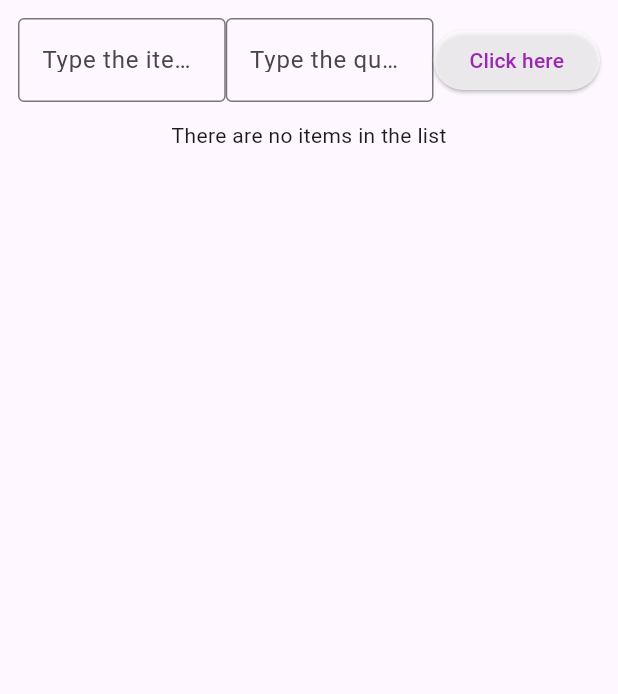
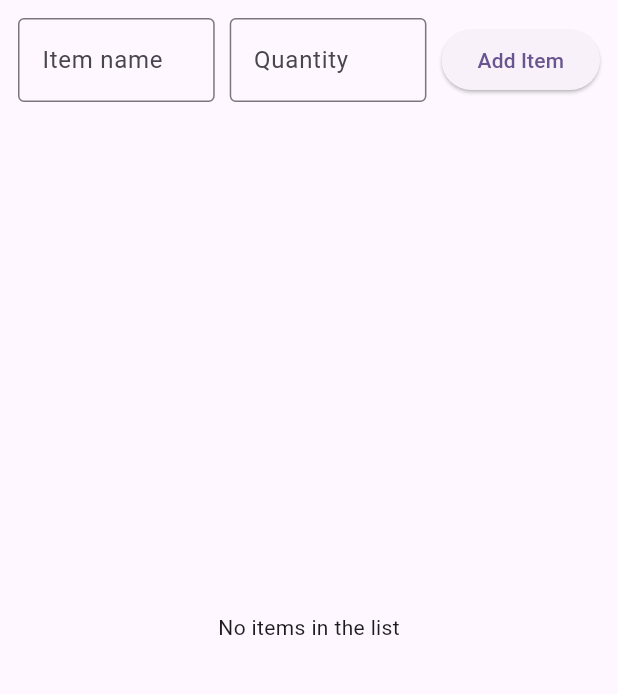
Before and after one commit to Tasmia0150/my_cst2335_labs, a Flutter app: the screen it shows after launch, on a phone screen of 412 x 824 dp, the part 84-778 px from its top. Run offline on Flutter 3.47's test engine with Material 3 defaults, Android fonts, the phone set to English and light mode, and no system bars; our stand-ins replace floor, shared_preferences, sqflite; accounts and stored records are empty; generated files the repository leaves out were written again.

Commit message:
Lab 9 - temp

```diff
--- a/lib/main.dart
+++ b/lib/main.dart
@@ -1,9 +1,10 @@
+import 'dart:convert';
 import 'package:flutter/material.dart';
+import 'package:flutter/foundation.dart' show kIsWeb;
+import 'package:shared_preferences/shared_preferences.dart';
 import 'package:my_cst2335_labs/dao/shopping_dao.dart';
 import 'package:my_cst2335_labs/database.dart';
 import 'package:my_cst2335_labs/entity/shopping_item.dart';
-
-
 
 void main() {
   runApp(const MyApp());
@@ -12,7 +13,6 @@ void main() {
 class MyApp extends StatelessWidget {
   const MyApp({super.key});
 
-  // This widget is the root of your application.
   @override
   Widget build(BuildContext context) {
     return MaterialApp(
@@ -26,6 +26,83 @@ class MyApp extends StatelessWidget {
   }
 }
 
+abstract class ShoppingStorage {
+  Future<List<ShoppingItem>> findAllItems();
+  Future<void> insertItem(ShoppingItem item);
+  Future<void> deleteItem(ShoppingItem item);
+}
+
+class DatabaseStorage implements ShoppingStorage {
+  late ShoppingDao _dao;
+  late ShoppingDatabase _database;
+
+  DatabaseStorage() {
+    _initialize();
+  }
+
+  Future<void> _initialize() async {
+    _database = await $FloorShoppingDatabase
+        .databaseBuilder('shopping_database.db')
+        .build();
+    _dao = _database.shoppingDao;
+  }
+
+  @override
+  Future<List<ShoppingItem>> findAllItems() => _dao.findAllItems();
+
+  @override
+  Future<void> insertItem(ShoppingItem item) => _dao.insertItem(item);
+
+  @override
+  Future<void> deleteItem(ShoppingItem item) => _dao.deleteItem(item);
+}
+
+class SharedPrefStorage implements ShoppingStorage {
+  static const String _key = 'shopping_items';
+
+  @override
+  Future<List<ShoppingItem>> findAllItems() async {
+    final prefs = await SharedPreferences.getInstance();
+    final jsonString = prefs.getString(_key);
+    if (jsonString == null) return [];
+
+    final List<dynamic> jsonList = json.decode(jsonString);
+    return jsonList.map((item) => ShoppingItem(
+      id: item['id'],
+      name: item['name'],
+      quantity: item['quantity'],
+    )).toList();
+  }
+
+  @override
+  Future<void> insertItem(ShoppingItem item) async {
+    final items = await findAllItems();
+    final maxId = items.fold<int>(
+        0, (max, e) => e.id != null && e.id! > max ? e.id! : max);
+    final newId = maxId + 1;
+    final newItem = ShoppingItem(id: newId, name: item.name, quantity: item.quantity);
+    items.add(newItem);
+    await _saveItems(items);
+  }
+
+  @override
+  Future<void> deleteItem(ShoppingItem item) async {
+    final items = await findAllItems();
+    items.removeWhere((t) => t.id == item.id);
+    await _saveItems(items);
+  }
+
+  Future<void> _saveItems(List<ShoppingItem> items) async {
+    final prefs = await SharedPreferences.getInstance();
+    final jsonList = items.map((item) => {
+      'id': item.id,
+      'name': item.name,
+      'quantity': item.quantity,
+    }).toList();
+    await prefs.setString(_key, json.encode(jsonList));
+  }
+}
+
 class MyHomePage extends StatefulWidget {
   const MyHomePage({super.key, required this.title});
 
@@ -36,10 +113,10 @@ class MyHomePage extends StatefulWidget {
 }
 
 class _MyHomePageState extends State<MyHomePage> {
+  late ShoppingStorage _storage;
   List<ShoppingItem> items = [];
-
-  late ShoppingDao _itemDao;
-  late var dbItems;
+  ShoppingItem? selectedItem;
+  bool _isLoading = true;
 
   late TextEditingController _itemController;
   late TextEditingController _quantityController;
@@ -49,176 +126,223 @@ class _MyHomePageState extends State<MyHomePage> {
     super.initState();
     _itemController = TextEditingController();
     _quantityController = TextEditingController();
-    setUpDatabase();
+    _initializeStorage();
   }
 
-  @override
-  void dispose() {
-    _itemController.dispose();
-    _quantityController.dispose();
-    super.dispose();
+  Future<void> _initializeStorage() async {
+    _storage = kIsWeb ? SharedPrefStorage() : DatabaseStorage();
+    await _loadItems();
   }
 
-  Future<void> setUpDatabase() async {
-    final database =
-    await $FloorShoppingDatabase.databaseBuilder('shopping_database.db').build();
+  Future<void> _loadItems() async {
+    try {
+      final loadedItems = await _storage.findAllItems();
+      setState(() {
+        items = loadedItems;
+        _isLoading = false;
+      });
+    } catch (e) {
+      setState(() => _isLoading = false);
+      ScaffoldMessenger.of(context).showSnackBar(
+        SnackBar(content: Text('Error loading items: $e')),
+      );
+    }
+  }
 
-    _itemDao = database.shoppingDao;
-    dbItems = await _itemDao.findAllItems();
+  Future<void> _addItem() async {
+    final name = _itemController.text.trim();
+    final quantity = int.tryParse(_quantityController.text);
 
-    setState(() {
-      items = dbItems;
-    });
+    if (name.isEmpty || quantity == null) {
+      ScaffoldMessenger.of(context).showSnackBar(
+        const SnackBar(content: Text('Please enter valid name and quantity')),
+      );
+      return;
+    }
+
+    try {
+      final newItem = ShoppingItem(name: name, quantity: quantity);
+      await _storage.insertItem(newItem);
+      await _loadItems();
+      _itemController.clear();
+      _quantityController.clear();
+    } catch (e) {
+      ScaffoldMessenger.of(context).showSnackBar(
+        SnackBar(content: Text('Error adding item: $e')),
+      );
+    }
+  }
+
+  Future<void> _deleteItem(ShoppingItem item) async {
+    try {
+      await _storage.deleteItem(item);
+      await _loadItems();
+      if (selectedItem?.id == item.id) {
+        setState(() => selectedItem = null);
+      }
+    } catch (e) {
+      ScaffoldMessenger.of(context).showSnackBar(
+        SnackBar(content: Text('Error deleting item: $e')),
+      );
+    }
   }
 
   @override
   Widget build(BuildContext context) {
+    final size = MediaQuery.of(context).size;
+    final width = size.width;
+    final height = size.height;
+    final isTabletLandscape = (width > height) && (width > 720);
+
+    if (_isLoading) {
+      return Scaffold(
+        appBar: AppBar(title: Text(widget.title)),
+        body: const Center(child: CircularProgressIndicator()),
+      );
+    }
+
     return Scaffold(
       appBar: AppBar(
         backgroundColor: Theme.of(context).colorScheme.inversePrimary,
         title: Text(widget.title),
       ),
-      body: Center(
-        child: Padding(
+      body: Padding(
         padding: const EdgeInsets.all(12),
-          child: ListPage(),
+        child: Column(
+          children: [
+            // Input fields
+            Row(
+              children: [
+                Expanded(
+                  child: TextField(
+                    controller: _itemController,
+                    decoration: const InputDecoration(
+                      hintText: "Item name",
+                      border: OutlineInputBorder(),
+                    ),
+                  ),
+                ),
+                const SizedBox(width: 10),
+                Expanded(
+                  child: TextField(
+                    controller: _quantityController,
+                    decoration: const InputDecoration(
+                      hintText: "Quantity",
+                      border: OutlineInputBorder(),
+                    ),
+                    keyboardType: TextInputType.number,
+                  ),
+                ),
+                const SizedBox(width: 10),
+                ElevatedButton(
+                  onPressed: _addItem,
+                  child: const Text("Add Item"),
+                ),
+              ],
+            ),
+            const SizedBox(height: 12),
+
+            // Responsive layout
+            Expanded(
+              child: isTabletLandscape
+                  ? Row(
+                children: [
+                  Expanded(flex: 1, child: _buildList()),
+                  const VerticalDivider(),
+                  Expanded(flex: 2, child: _buildDetailPage()),
+                ],
+              )
+                  : selectedItem == null
+                  ? _buildList()
+                  : _buildDetailPage(),
+            ),
+          ],
         ),
       ),
     );
   }
 
-  Widget ListPage() {
-    return Column(
+  Widget _buildList() {
+    return items.isEmpty
+        ? const Center(child: Text('No items in the list'))
+        : ListView.builder(
+      itemCount: items.length,
+      itemBuilder: (context, index) {
+        final item = items[index];
+        return ListTile(
+          title: Text(item.name),
+          subtitle: Text('Quantity: ${item.quantity}'),
+          selected: selectedItem?.id == item.id,
+          selectedTileColor: Colors.blue[100],
+          onTap: () => setState(() => selectedItem = item),
+        );
+      },
+    );
+  }
+
+  Widget _buildDetailPage() {
+    if (selectedItem == null) {
+      return const Center(child: Text("Select an item to view details"));
+    }
+
+    return Padding(
+      padding: const EdgeInsets.all(16.0),
+      child: Column(
+        mainAxisAlignment: MainAxisAlignment.center,
+        crossAxisAlignment: CrossAxisAlignment.stretch,
         children: [
+          Text(
+            "Item Details",
+            style: Theme.of(context).textTheme.headlineSmall,
+            textAlign: TextAlign.center,
+          ),
+          const SizedBox(height: 30),
+          _buildDetailRow("Name:", selectedItem!.name),
+          _buildDetailRow("Quantity:", selectedItem!.quantity.toString()),
+          _buildDetailRow("Database ID:", selectedItem!.id.toString()),
+          const SizedBox(height: 40),
           Row(
-          mainAxisAlignment: MainAxisAlignment.spaceBetween,
+            mainAxisAlignment: MainAxisAlignment.spaceEvenly,
             children: [
-            Flexible(
-              child: TextField(
-                controller: _itemController,
-                decoration: const InputDecoration(
-                  hintText: "Item name",
-                  border: OutlineInputBorder(),
-                  labelText: "Type the item name here",
+              ElevatedButton(
+                onPressed: () => _deleteItem(selectedItem!),
+                style: ElevatedButton.styleFrom(
+                  backgroundColor: Colors.red,
+                  padding: const EdgeInsets.symmetric(horizontal: 24, vertical: 16),
                 ),
+                child: const Text("DELETE", style: TextStyle(color: Colors.white)),
               ),
+              ElevatedButton(
+                onPressed: () => setState(() => selectedItem = null),
+                style: ElevatedButton.styleFrom(
+                  backgroundColor: Colors.blue,
+                  padding: const EdgeInsets.symmetric(horizontal: 24, vertical: 16),
                 ),
-
-            Flexible(
-              child: TextField(
-                controller: _quantityController,
-                decoration: const InputDecoration(
-                  hintText: "Item quantity",
-                  border: OutlineInputBorder(),
-                  labelText: "Type the quantity here",
-                ),
-              ),
-            ),
-
-            ElevatedButton(
-              onPressed: () {
-                setState(() {
-                  var item = _itemController.text.trim();
-                  int? quantity = int.tryParse(_quantityController.text);
-
-                  if (item.isNotEmpty && quantity != null) {
-                    var addItem = ShoppingItem(
-                      ShoppingItem.ID++,
-                      item,
-                      quantity,
-                    );
-                    items.add(addItem);
-
-                    _itemDao.insertItem(addItem);
-                  } else {
-                    final snackBar = SnackBar(
-                      content: Text('Empty or Invalid Item name/Quantity.'),
-                    );
-
-                    ScaffoldMessenger.of(context).showSnackBar(snackBar);
-                  }
-                  _itemController.clear();
-                  _quantityController.clear();
-                });
-              },
-              style: ButtonStyle(
-                backgroundColor: MaterialStateProperty.all(Colors.white70),
-                foregroundColor: MaterialStateProperty.all(Colors.purple),
-              ),
-              child: const Text("Click here"),
+                child: const Text("CLOSE", style: TextStyle(color: Colors.white)),
               ),
             ],
-        ),
-
-        const SizedBox(height: 12),
-
-        items.isEmpty
-            ? const Text('There are no items in the list')
-            : Expanded(
-          child: ListView.builder(
-            itemCount: items.length,
-            itemBuilder: (context, rowNumber) {
-              return GestureDetector(
-                onLongPress: () {
-                  showDialog<String>(
-                    context: context,
-                    builder: (BuildContext context) => AlertDialog(
-                      title: const Text('Delete item'),
-                      content: const Text(
-                        'Do you want to delete this item?',
-                      ),
-                      actions: <Widget>[
-                        ElevatedButton(
-                          onPressed: () {
-                            _itemDao.deleteItem(items[rowNumber]);
-
-                            setState(() {
-                              items.removeAt(rowNumber);
-                            });
-                            Navigator.pop(context);
-                          },
-                          style: ButtonStyle(
-                            backgroundColor: MaterialStateProperty.all(
-                              Colors.white70,
-                            ),
-                            foregroundColor: MaterialStateProperty.all(
-                              Colors.blue,
-                            ),
-                          ),
-                          child: const Text("Yes"),
-                        ),
-
-                        ElevatedButton(
-                          onPressed: () {
-                            Navigator.pop(context);
-                          },
-                          style: ButtonStyle(
-                            backgroundColor: MaterialStateProperty.all(
-                              Colors.white70,
-                            ),
-                            foregroundColor: MaterialStateProperty.all(
-                              Colors.blue,
-                            ),
-                          ),
-                          child: const Text("No"),
           ),
         ],
       ),
     );
-                },
+  }
+
+  Widget _buildDetailRow(String title, String value) {
+    return Padding(
+      padding: const EdgeInsets.symmetric(vertical: 8.0),
       child: Row(
-                  mainAxisAlignment: MainAxisAlignment.center,
         children: [
           Text(
-                      "${rowNumber + 1}: ${items[rowNumber].name} quantity: ${items[rowNumber].quantity}",
+            title,
+            style: const TextStyle(fontWeight: FontWeight.bold, fontSize: 18),
+          ),
+          const SizedBox(width: 10),
+          Text(
+            value,
+            style: const TextStyle(fontSize: 18),
           ),
         ],
       ),
     );
-            },
-          ),
-        ),
-      ],
-    );
   }
 }
```
Lines whose indentation alone changed are shown as unchanged.
